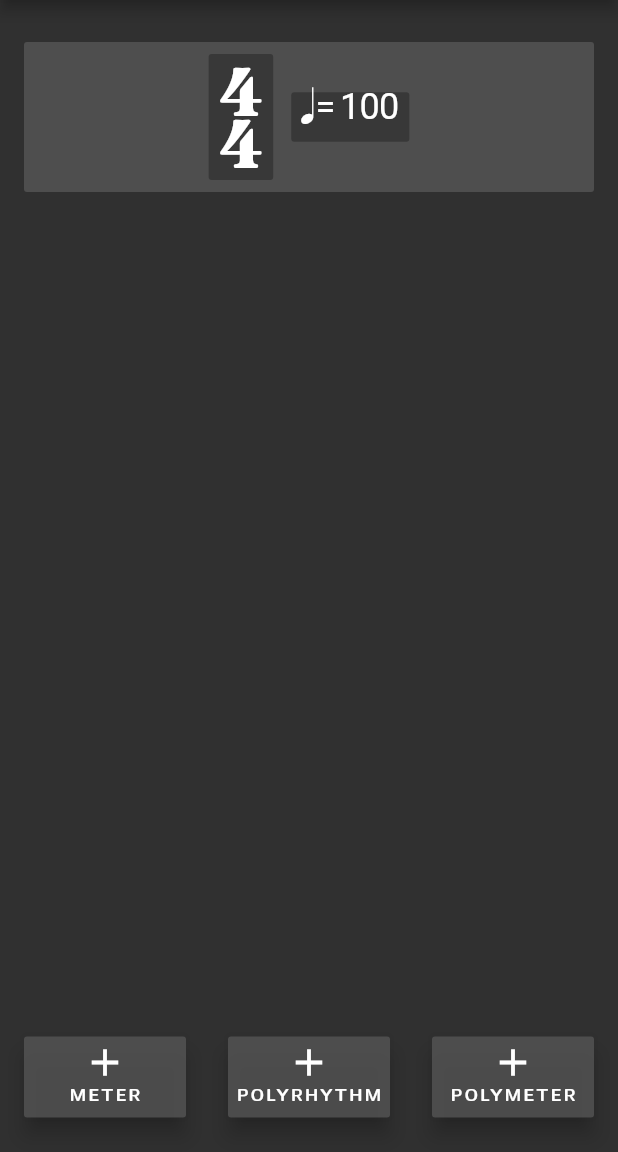
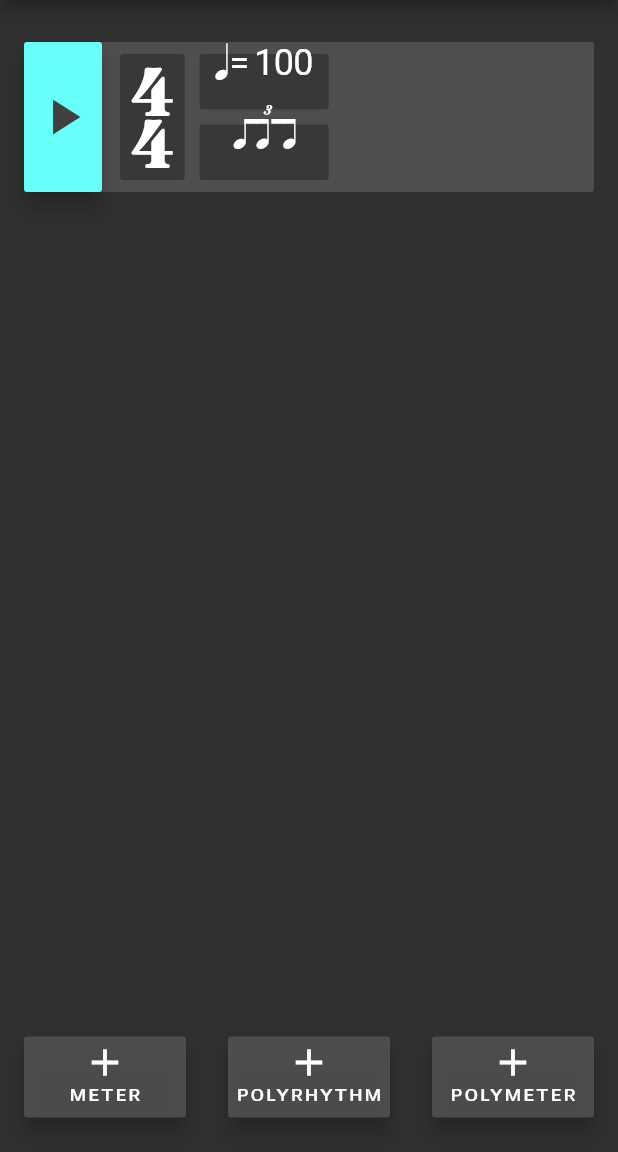
Before and after one commit to kekag/pendulo, a Flutter app: the screen it shows after launch, on a phone screen of 412 x 824 dp, the part 84-1236 px from its top. Run offline on Flutter 3.47's test engine with Material 2 defaults, Android fonts, the phone set to English and light mode, and no system bars; our stand-ins replace audioplayers, numberpicker.

Commit message:
'progress'

```diff
--- a/lib/main.dart
+++ b/lib/main.dart
@@ -45,8 +45,7 @@
 
   @override
   Widget build(BuildContext context) {
-    return Container(
-      child: Scaffold(
+    return Scaffold(
       appBar: AppBar(
         centerTitle: true,
         title: Text(
@@ -141,8 +140,8 @@
                 ),
               ),
             ),
-            )]
-          ),
+          )
+        ],
       ),
     );
   }
--- a/lib/metronome.dart
+++ b/lib/metronome.dart
@@ -2,18 +2,26 @@ import 'dart:math' as math;
 import 'package:flutter/material.dart';
 import 'package:audioplayers/audioplayers.dart';
 
+enum Subdivision {
+  quarter,
+  eighth,
+  triplet,
+  sixteenth,
+}
+
 // Base class for all shared subclass features.
 class Meter {
-  // The numerator part of the time signature, denotes
-  // the number of beats played per bar/measure.
+  // The numerator part of the time signature, denotes the number of
+  // beats played per bar/measure.
   int numBeats = 4;
-  // The 'denominator' part, indicating the type of note
-  // being played; e.g. 4 for quarter note, 8 for eighth, etc.
+  // The 'denominator' part, indicating the type of note being played;
+  // e.g. 4 for quarter note, 8 for eighth, etc.
   int beatDuration = 4;
   // Tempo of the time signature.
   double beatsPerMinute = 100.0;
-  // Modulates audio playback, contains sample and beat
-  // frequency.
+  // The durational pattern, or subdivison of the the click track.
+  Subdivision subdivision = Subdivision.triplet;
+  // Modulates audio playback, contains sample and beat frequency.
   AudioPlayer? clickTrack;
 
   Meter();
@@ -82,9 +90,12 @@ class _MetronomeVisualizerState extends State<MetronomeVisualizer>
     return AnimatedBuilder(
       animation: _controller,
       child: Container(
-        width: 200.0,
-        height: 200.0,
-        color: Colors.green,
+        width: 136.0,
+        height: 86.0,
+        decoration: BoxDecoration(
+          color: const Color(0xCC333333),
+          borderRadius: BorderRadius.circular(2)
+        ),
         child: const Center(
           child: Text('Whee!'),
         ),
@@ -138,6 +149,30 @@ class _MetronomeComponentState extends State<MetronomeComponent> {
             borderRadius: BorderRadius.circular(2)
           ),
           child: Row(
+            children: [
+              Positioned(
+                bottom: 0,
+                left: 0,
+                child: SizedBox(
+                  width: 52,
+                  height: 100,
+                  child: FloatingActionButton(
+                    onPressed: () {
+                      widget.meter.clickTrack?.pause();
+                    },
+                    shape: RoundedRectangleBorder(
+                      borderRadius: BorderRadius.circular(2)
+                    ),
+                    child: const Icon(
+                      Icons.play_arrow,
+                      size: 40,
+                      color: Color(0xFF404040),
+                    ),
+                  ),
+                ),
+              ),
+              const Padding(padding: EdgeInsets.all(6)),
+              Row(
                 mainAxisAlignment: MainAxisAlignment.center,
                 crossAxisAlignment: CrossAxisAlignment.center,
                 children: [
@@ -163,7 +198,41 @@ class _MetronomeComponentState extends State<MetronomeComponent> {
                       textAlign: TextAlign.center,
                     ),
                   ),
-              const Padding(padding: EdgeInsets.all(6)),
+                  const Padding(padding: EdgeInsets.all(5)),
+                  Column(
+                    mainAxisAlignment: MainAxisAlignment.center,
+                    children: [
+                      SizedBox(
+                        width: 86,
+                        height: 37,
+                        child: Container(
+                          padding: const EdgeInsets.all(7),
+                          decoration: BoxDecoration(
+                              color: const Color(0xCC333333),
+                              borderRadius: BorderRadius.circular(2)
+                          ),
+                          child: Text.rich(
+                            TextSpan(
+                              children: <TextSpan>[
+                                TextSpan(text: '\n\uE1D5\t=  '
+                                    '${widget.meter.beatsPerMinute.toStringAsFixed(0)}'),
+                              ],
+                              style: const TextStyle(
+                                height: 0.175,
+                                letterSpacing: -0.5,
+                                fontSize: 24,
+                                fontFamily: 'Bravura',
+                              ),
+                            ),
+                            textAlign: TextAlign.center,
+                          ),
+                        ),
+                      ),
+                      const Padding(padding: EdgeInsets.all(5)),
+                      SizedBox(
+                        width: 86,
+                        height: 37,
+                        child:
                         Container(
                           padding: const EdgeInsets.all(7),
                           decoration: BoxDecoration(
@@ -173,11 +242,11 @@ class _MetronomeComponentState extends State<MetronomeComponent> {
                           child: Text.rich(
                             TextSpan(
                               children: <TextSpan>[
-                      TextSpan(text: '\uE1D5\t=  '
-                        '${widget.meter.beatsPerMinute.toStringAsFixed(0)}'),
+                                TextSpan(text:
+                                '\n${convertSubdivison(widget.meter.subdivision)}'),
                               ],
                               style: const TextStyle(
-                      height: 0.6,
+                                height: 0.175,
                                 letterSpacing: -0.5,
                                 fontSize: 24,
                                 fontFamily: 'Bravura',
@@ -185,6 +254,14 @@ class _MetronomeComponentState extends State<MetronomeComponent> {
                             ),
                             textAlign: TextAlign.center,
                           ),
+                        ),
+                      ),
+                    ],
+                  ),
+                  /*MetronomeVisualizer(
+                    meter: widget.meter,
+                  ),*/
+                ],
               ),
             ],
           ),
@@ -207,3 +284,21 @@ String convertSignature(int i) {
   }
   return String.fromCharCode(0xE080 + i);
 }
+
+String convertSubdivison(Subdivision s) {
+  switch (s) {
+    case Subdivision.quarter:
+      return String.fromCharCodes([0xE1F0]);
+    case Subdivision.eighth:
+      return String.fromCharCodes([0xE1F0, 0xE1F7, 0xE1F2]);
+    case Subdivision.triplet:
+      return String.fromCharCodes([0xE1F0, 0xE1F7, 0xE1F2,
+        0xE1FF, 0xE1F7, 0xE1F2]);
+    case Subdivision.sixteenth:
+      return String.fromCharCodes([0xE1F0, 0xE1F7, 0xE1F2,
+        0xE1F7, 0xE1F2, 0xE1F7, 0xE1F2]);
+    default:
+      debugPrint('unknown subdivison value: $s');
+      return "";
+  }
+}
```
Also changed, not shown: 1 other file. Lines whose indentation alone changed are shown as unchanged.
